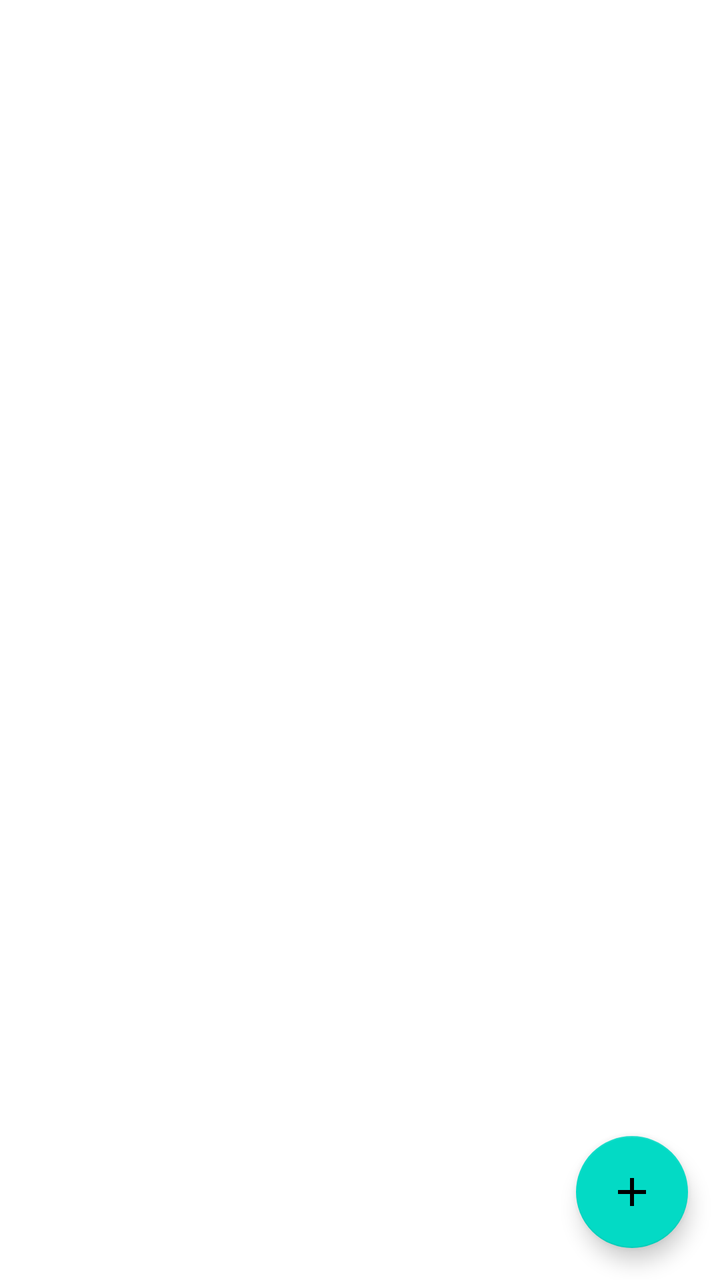
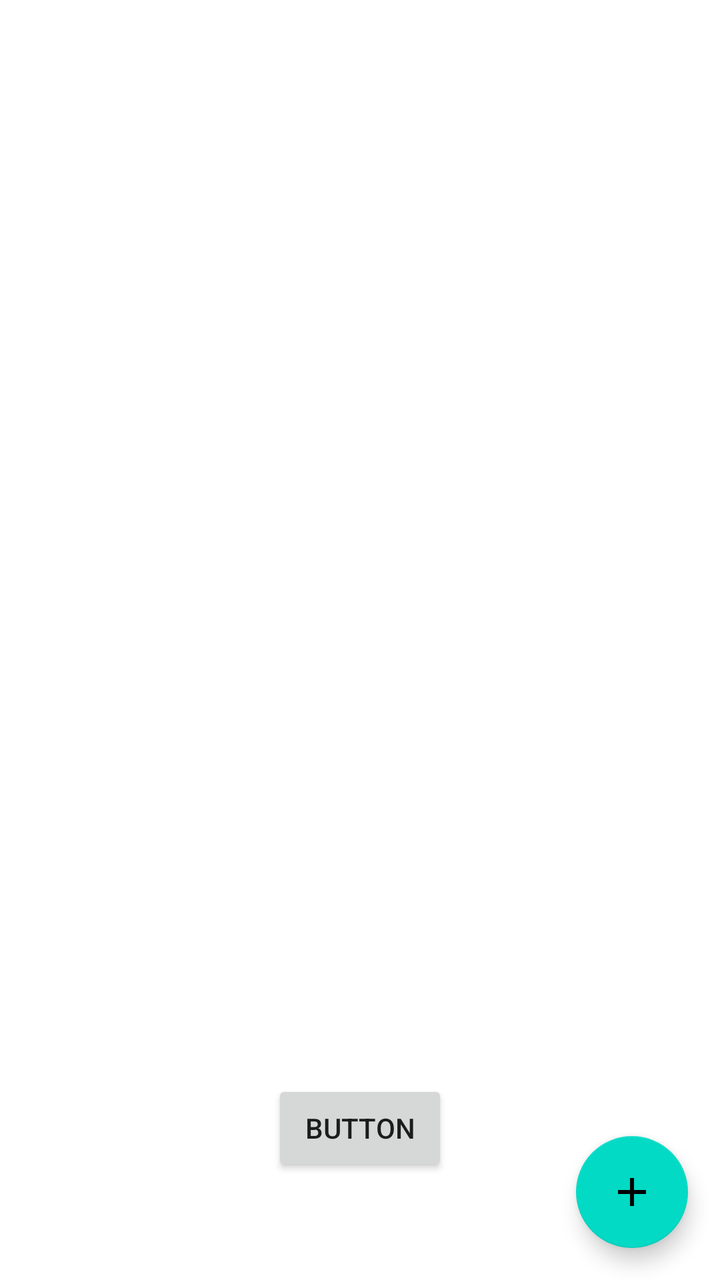

Compare the two renders of this Android layout. The source of the first and the diff that turns it into the second are given below.
<!-- AndroidManifest.xml: application theme Theme.Research -->
<!-- res/layout/activity_main.xml -->
<?xml version="1.0" encoding="utf-8"?>
<androidx.constraintlayout.widget.ConstraintLayout xmlns:android="http://schemas.android.com/apk/res/android"
    xmlns:app="http://schemas.android.com/apk/res-auto"
    xmlns:tools="http://schemas.android.com/tools"
    android:layout_width="match_parent"
    android:layout_height="match_parent"
    tools:context=".MainActivity">

    <androidx.recyclerview.widget.RecyclerView
        android:id="@+id/project_card_list"
        android:layout_width="match_parent"
        android:layout_height="match_parent"
        app:layout_constraintBottom_toBottomOf="parent"
        app:layout_constraintEnd_toEndOf="parent"
        app:layout_constraintStart_toStartOf="parent"
        app:layout_constraintTop_toTopOf="parent" />

    <com.google.android.material.floatingactionbutton.FloatingActionButton
        android:id="@+id/newSourceMain"
        android:layout_width="wrap_content"
        android:layout_height="wrap_content"
        android:layout_marginEnd="16dp"
        android:layout_marginRight="16dp"
        android:layout_marginBottom="16dp"
        android:clickable="true"
        app:layout_constraintBottom_toBottomOf="parent"
        app:layout_constraintEnd_toEndOf="parent"
        app:srcCompat="@drawable/ic_baseline_add_24" />

</androidx.constraintlayout.widget.ConstraintLayout>
<!-- resources referenced by this layout -->
<resources>
  <!-- drawable ic_baseline_add_24 (drawable) -->
  <vector xmlns:android="http://schemas.android.com/apk/res/android"
      android:width="24dp"
      android:height="24dp"
      android:viewportWidth="24"
      android:viewportHeight="24"
      android:tint="?attr/colorControlNormal">
    <path
        android:fillColor="@android:color/white"
        android:pathData="M19,13h-6v6h-2v-6H5v-2h6V5h2v6h6v2z"/>
  </vector>
  <style name="Theme.Research" parent="Theme.MaterialComponents.DayNight.DarkActionBar">
          
          <item name="colorPrimary">@color/purple_500</item>
          <item name="colorPrimaryVariant">@color/purple_700</item>
          <item name="colorOnPrimary">@color/white</item>
          
          <item name="colorSecondary">@color/teal_200</item>
          <item name="colorSecondaryVariant">@color/teal_700</item>
          <item name="colorOnSecondary">@color/black</item>
          
          <item name="android:statusBarColor" tools:targetApi="l">?attr/colorPrimaryVariant</item>
          
      </style>
  <color name="purple_500">#FF6200EE</color>
  <color name="purple_700">#FF3700B3</color>
  <color name="white">#FFFFFFFF</color>
  <color name="teal_200">#FF03DAC5</color>
  <color name="teal_700">#FF018786</color>
  <color name="black">#FF000000</color>
</resources>

<!-- the commit's change to res/layout/activity_main.xml (unified diff, before → after) -->
@@ -12,8 +12,10 @@
         android:layout_height="match_parent"
         app:layout_constraintBottom_toBottomOf="parent"
         app:layout_constraintEnd_toEndOf="parent"
+        app:layout_constraintHorizontal_bias="0.0"
         app:layout_constraintStart_toStartOf="parent"
-        app:layout_constraintTop_toTopOf="parent" />
+        app:layout_constraintTop_toTopOf="parent"
+        app:layout_constraintVertical_bias="1.0" />
 
     <com.google.android.material.floatingactionbutton.FloatingActionButton
         android:id="@+id/newSourceMain"
@@ -27,4 +29,14 @@
         app:layout_constraintEnd_toEndOf="parent"
         app:srcCompat="@drawable/ic_baseline_add_24" />
 
+    <Button
+        android:id="@+id/test_open"
+        android:layout_width="wrap_content"
+        android:layout_height="wrap_content"
+        android:layout_marginBottom="52dp"
+        android:text="Button"
+        app:layout_constraintBottom_toBottomOf="@+id/project_card_list"
+        app:layout_constraintEnd_toEndOf="parent"
+        app:layout_constraintStart_toStartOf="parent" />
+
 </androidx.constraintlayout.widget.ConstraintLayout>
